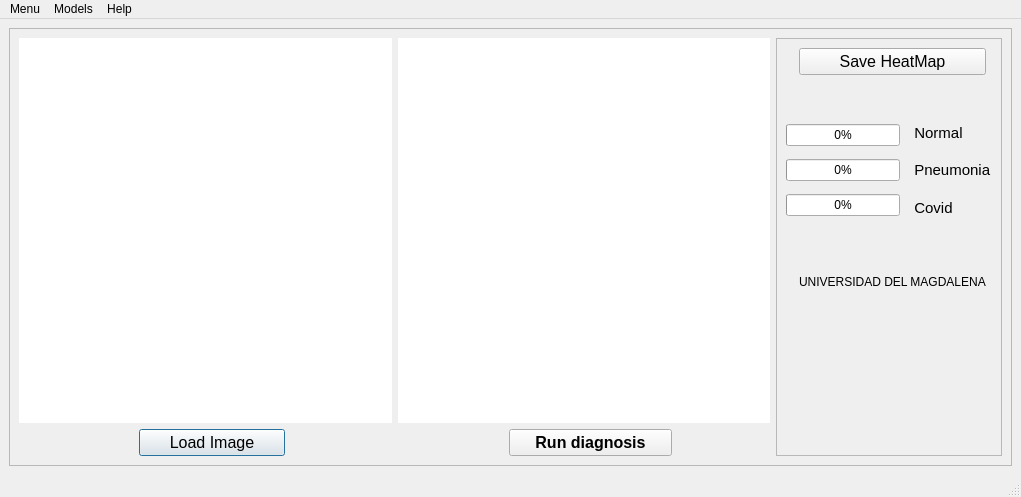
Before: the Qt Designer form scr/views/gui_designer.ui in DavidNavarroSaiz/CovidRX_Interface, drawn with Qt 5.
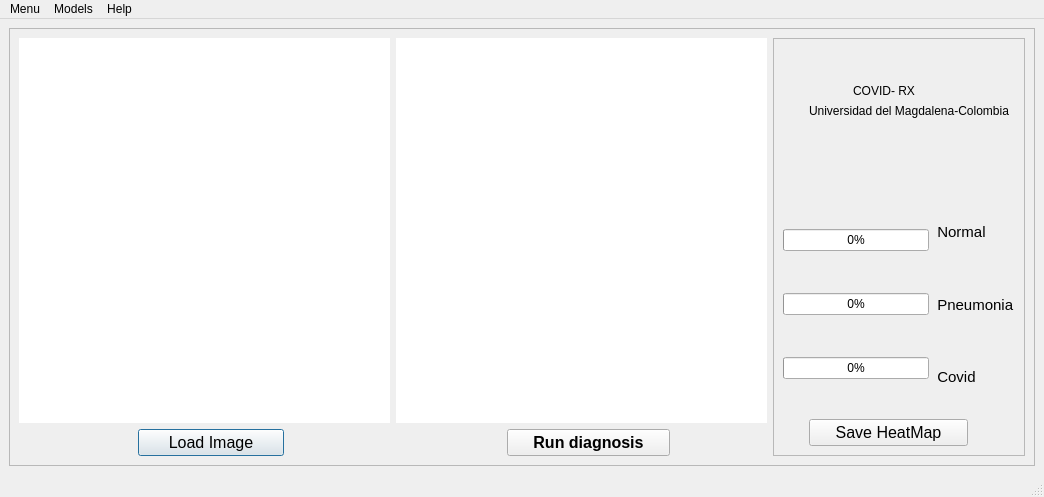
After: the same form once the commit is applied.

```diff
--- a/scr/views/gui_designer.ui
+++ b/scr/views/gui_designer.ui
@@ -39,32 +39,88 @@
           <enum>QFrame::Raised</enum>
          </property>
          <layout class="QGridLayout" name="gridLayout_4">
-          <item row="0" column="1">
-           <widget class="QPushButton" name="SaveButton">
+          <item row="0" column="2">
+           <widget class="QLabel" name="label_covid">
+            <property name="maximumSize">
+             <size>
+              <width>150</width>
+              <height>50</height>
+             </size>
+            </property>
+            <property name="toolTip">
+             <string notr="true"/>
+            </property>
+            <property name="text">
+             <string>COVID- RX</string>
+            </property>
+            <property name="alignment">
+             <set>Qt::AlignBottom|Qt::AlignHCenter</set>
+            </property>
+            <property name="wordWrap">
+             <bool>false</bool>
+            </property>
+           </widget>
+          </item>
+          <item row="1" column="2">
+           <widget class="QLabel" name="universidad">
+            <property name="maximumSize">
+             <size>
+              <width>400</width>
+              <height>50</height>
+             </size>
+            </property>
+            <property name="text">
+             <string>Universidad del Magdalena-Colombia</string>
+            </property>
+            <property name="alignment">
+             <set>Qt::AlignLeading|Qt::AlignLeft|Qt::AlignTop</set>
+            </property>
+           </widget>
+          </item>
+          <item row="2" column="2">
+           <widget class="QLabel" name="FinalPrediction">
+            <property name="maximumSize">
+             <size>
+              <width>16777215</width>
+              <height>30</height>
+             </size>
+            </property>
             <property name="font">
              <font>
               <pointsize>12</pointsize>
              </font>
             </property>
             <property name="text">
-             <string>     Save HeatMap     </string>
+             <string/>
             </property>
            </widget>
           </item>
-          <item row="2" column="0" colspan="3">
+          <item row="3" column="0" colspan="4">
            <layout class="QGridLayout" name="gridLayout_3">
             <property name="sizeConstraint">
-             <enum>QLayout::SetNoConstraint</enum>
+             <enum>QLayout::SetMinimumSize</enum>
             </property>
             <property name="rightMargin">
              <number>0</number>
             </property>
+            <property name="verticalSpacing">
+             <number>29</number>
+            </property>
             <item row="1" column="0">
              <layout class="QVBoxLayout" name="verticalLayout_5">
+              <property name="sizeConstraint">
+               <enum>QLayout::SetMinimumSize</enum>
+              </property>
               <item>
                <layout class="QHBoxLayout" name="horizontalLayout_2">
+                <property name="sizeConstraint">
+                 <enum>QLayout::SetMinimumSize</enum>
+                </property>
                 <item>
                  <layout class="QVBoxLayout" name="verticalLayout">
+                  <property name="spacing">
+                   <number>9</number>
+                  </property>
                   <item>
                    <widget class="QProgressBar" name="progressBar">
                     <property name="value">
@@ -134,20 +190,20 @@
             </item>
            </layout>
           </item>
-          <item row="4" column="0">
-           <widget class="QLabel" name="Filename">
+          <item row="0" column="0">
+           <widget class="QLabel" name="done_saved">
             <property name="text">
              <string/>
             </property>
            </widget>
           </item>
-          <item row="1" column="1">
-           <widget class="QLabel" name="FinalPrediction">
-            <property name="maximumSize">
-             <size>
-              <width>16777215</width>
-              <height>30</height>
-             </size>
+          <item row="4" column="2">
+           <widget class="QPushButton" name="SaveButton">
+            <property name="sizePolicy">
+             <sizepolicy hsizetype="Fixed" vsizetype="Fixed">
+              <horstretch>0</horstretch>
+              <verstretch>0</verstretch>
+             </sizepolicy>
             </property>
             <property name="font">
              <font>
@@ -155,7 +211,7 @@
              </font>
             </property>
             <property name="text">
-             <string/>
+             <string>     Save HeatMap     </string>
             </property>
            </widget>
           </item>
@@ -166,13 +222,6 @@
             </property>
            </widget>
           </item>
-          <item row="3" column="1">
-           <widget class="QLabel" name="universidad">
-            <property name="text">
-             <string>UNIVERSIDAD DEL MAGDALENA</string>
-            </property>
-           </widget>
-          </item>
          </layout>
         </widget>
        </item>
```
Left out of the diff: 304 changed lines with no effect on the pictures.
